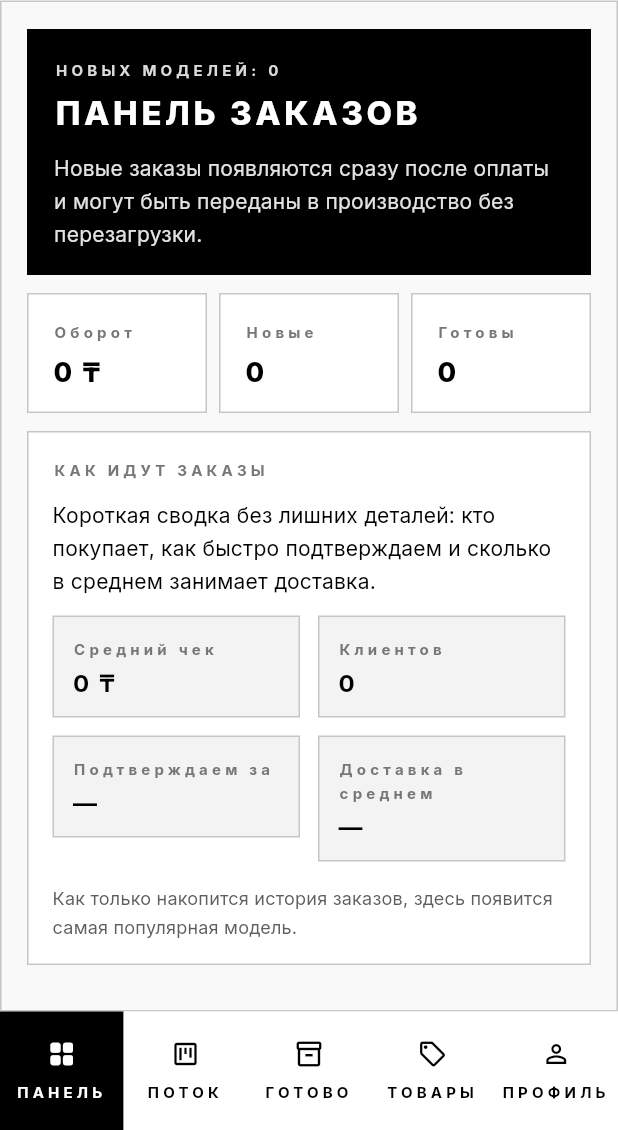
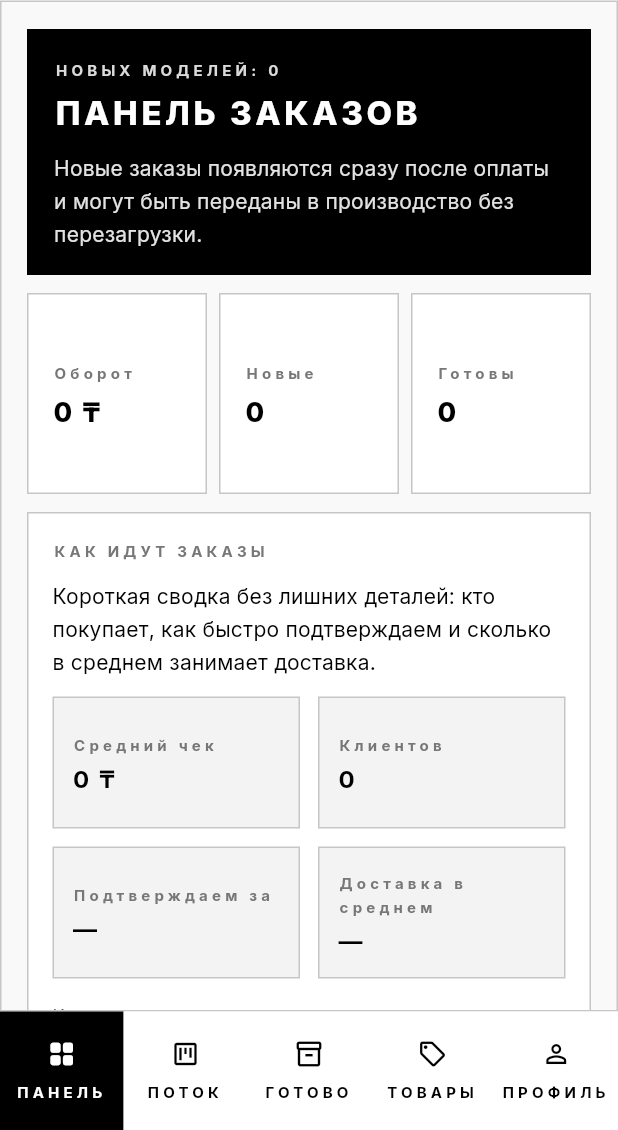
Before and after one commit to Dmitribear/AVISHU-Superapp, a Flutter app: the FranchiseeDashboard screen opened by its route, on a phone screen of 412 x 824 dp, the part 106-1236 px from its top. Run offline on Flutter 3.47's test engine with Material 3 defaults, Android fonts, the light colour scheme and no system bars; our stand-ins replace cloud_firestore, firebase_auth, firebase_core, flutter_map, flutter_riverpod, geocoding and 4 more; accounts and stored records are empty; network calls fail.

Commit message:
razmeri vsyakogo

```diff
--- a/lib/features/orders/presentation/franchisee/franchisee_dashboard.dart
+++ b/lib/features/orders/presentation/franchisee/franchisee_dashboard.dart
@@ -872,13 +872,17 @@ class _FranchiseeDashboardState extends ConsumerState<FranchiseeDashboard> {
 
   Widget _metricCard(String label, String value) {
     return _surfaceCard(
+      child: SizedBox(
+        height: 100,
         child: Column(
           crossAxisAlignment: CrossAxisAlignment.start,
+          mainAxisAlignment: MainAxisAlignment.center,
           children: [
             Text(label, style: AppTypography.eyebrow),
             const SizedBox(height: 10),
             Text(value, style: Theme.of(context).textTheme.titleLarge),
           ],
+        ),
       ),
     );
   }
@@ -981,6 +985,7 @@ class _FranchiseeDashboardState extends ConsumerState<FranchiseeDashboard> {
 
   Widget _analyticsMetricCell(String label, String value) {
     return Container(
+      height: 88,
       padding: const EdgeInsets.all(12),
       decoration: BoxDecoration(
         color: AppColors.surfaceLow,
@@ -988,6 +993,7 @@ class _FranchiseeDashboardState extends ConsumerState<FranchiseeDashboard> {
       ),
       child: Column(
         crossAxisAlignment: CrossAxisAlignment.start,
+        mainAxisAlignment: MainAxisAlignment.center,
         children: [
           Text(label, style: AppTypography.eyebrow),
           const SizedBox(height: 8),
```
Lines whose indentation alone changed are shown as unchanged.
